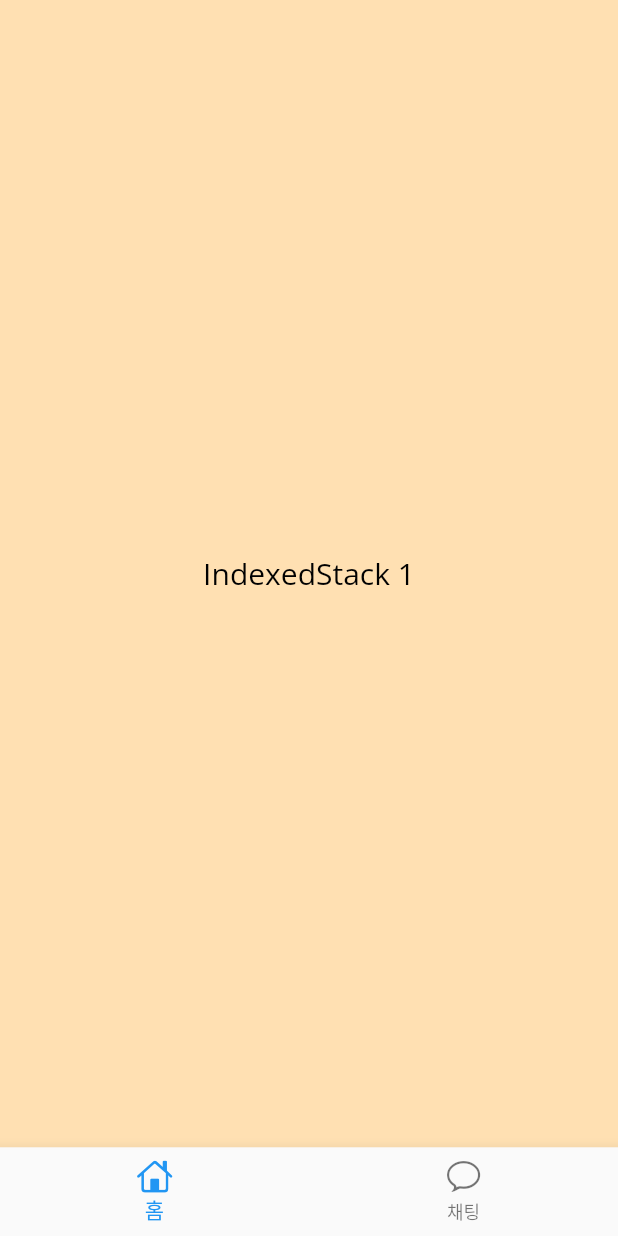
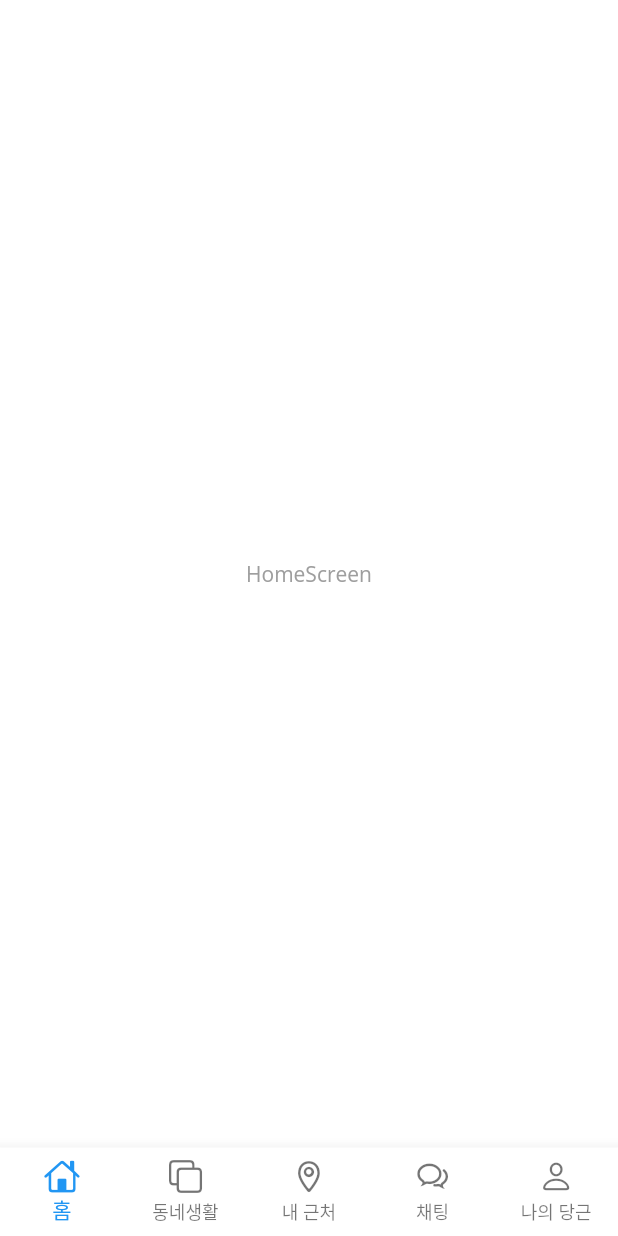
Before and after one commit to hmg0616/carrot_market_ui_flutter, a Flutter app: the screen it shows after launch, on a phone screen of 412 x 824 dp. Run offline on Flutter 3.47's test engine with Material 2 defaults, Android fonts, the phone set to English and light mode, and no system bars; our stand-ins replace google_fonts.

Commit message:
하단 네비게이션 바 클릭 시 5개 화면 설정

```diff
--- /dev/null
+++ b/lib/screens/home/home_screen.dart
@@ -0,0 +1,10 @@
+import 'package:flutter/material.dart';
+
+class HomeScreen extends StatelessWidget {
+  @override
+  Widget build(BuildContext context) {
+    return Center(
+      child: Text('HomeScreen'),
+    );
+  }
+}
--- a/lib/screens/main_screens.dart
+++ b/lib/screens/main_screens.dart
@@ -1,3 +1,8 @@
+import 'package:carrot_market_ui/screens/chatting/chatting_screen.dart';
+import 'package:carrot_market_ui/screens/home/home_screen.dart';
+import 'package:carrot_market_ui/screens/my_carrot/my_carrot_screen.dart';
+import 'package:carrot_market_ui/screens/near_me/near_me_screen.dart';
+import 'package:carrot_market_ui/screens/neighborhood_life/neighborhood_life_screen.dart';
 import 'package:flutter/cupertino.dart';
 import 'package:flutter/material.dart';
 
@@ -16,47 +21,54 @@ class _MainScreensState extends State<MainScreens> {
       body: IndexedStack( // IndexedStack : 한 번에 하위 항목 하나만을 보여주는 위젯
         index: _selectedIndex,
         children: [
-          Container( // index 0
-            color: Colors.orange[100],
-            child: Center(
-              child: Text(
-                'IndexedStack 1',
-                style: TextStyle(fontSize: 20, color: Colors.black)
-              ),
-            ),
-          ),
-          Container( // index 1
-            color: Colors.redAccent[100],
-            child: Center(
-              child: Text(
-                  'IndexedStack 2',
-                  style: TextStyle(fontSize: 20, color: Colors.black)
-              ),
-            ),
-          )
+          HomeScreen(), // index 0
+          NeighborhoodLifeScreen(), // index 1
+          NearMeScreen(), // index 2
+          ChattingScreen(), // index 3
+          MyCarrotScreen(), // index 4
         ],
       ),
       bottomNavigationBar: BottomNavigationBar( // 하단 네비게이션 바
+        backgroundColor: Colors.white,
+        type: BottomNavigationBarType.fixed, // 3개 이상 item 표시할때 설정
+        currentIndex: _selectedIndex, // 현재 선택된 인덱스
+        onTap: (index) { // 사용자 클릭 시 이벤트
+          setState(() {
+            _selectedIndex = index;
+          });
+        },
         items: [
-          BottomNavigationBarItem(
+          const BottomNavigationBarItem( // const를 붙이면 변하지 않은 위젯임을 알려, 컴파일 시점에 미리 위젯을 생성하여 성능에 도움.
               label: '홈',
               icon: Icon(
                   CupertinoIcons.home
               )
           ),
-          BottomNavigationBarItem(
+          const BottomNavigationBarItem(
+              label: '동네생활',
+              icon: Icon(
+                  CupertinoIcons.square_on_square
+              )
+          ),
+          const BottomNavigationBarItem(
+              label: '내 근처',
+              icon: Icon(
+                  CupertinoIcons.placemark
+              )
+          ),
+          const BottomNavigationBarItem(
               label: '채팅',
               icon: Icon(
-                  CupertinoIcons.chat_bubble
+                  CupertinoIcons.chat_bubble_2
+              )
+          ),
+          const BottomNavigationBarItem(
+              label: '나의 당근',
+              icon: Icon(
+                  CupertinoIcons.person
               )
           ),
         ],
-        onTap: (index) { // 사용자 클릭 시 이벤트
-          setState(() {
-            _selectedIndex = index;
-          });
-        },
-        currentIndex: _selectedIndex, // 현재 선택된 인덱스
       ),
     );
   }
```
Also changed, not shown: lib/screens/chatting/chatting_screen.dart (added, +10 -0 lines), lib/screens/my_carrot/my_carrot_screen.dart (added, +10 -0 lines), lib/screens/near_me/near_me_screen.dart (added, +10 -0 lines), lib/screens/neighborhood_life/neighborhood_life_screen.dart (added, +10 -0 lines). Lines whose indentation alone changed are shown as unchanged.
